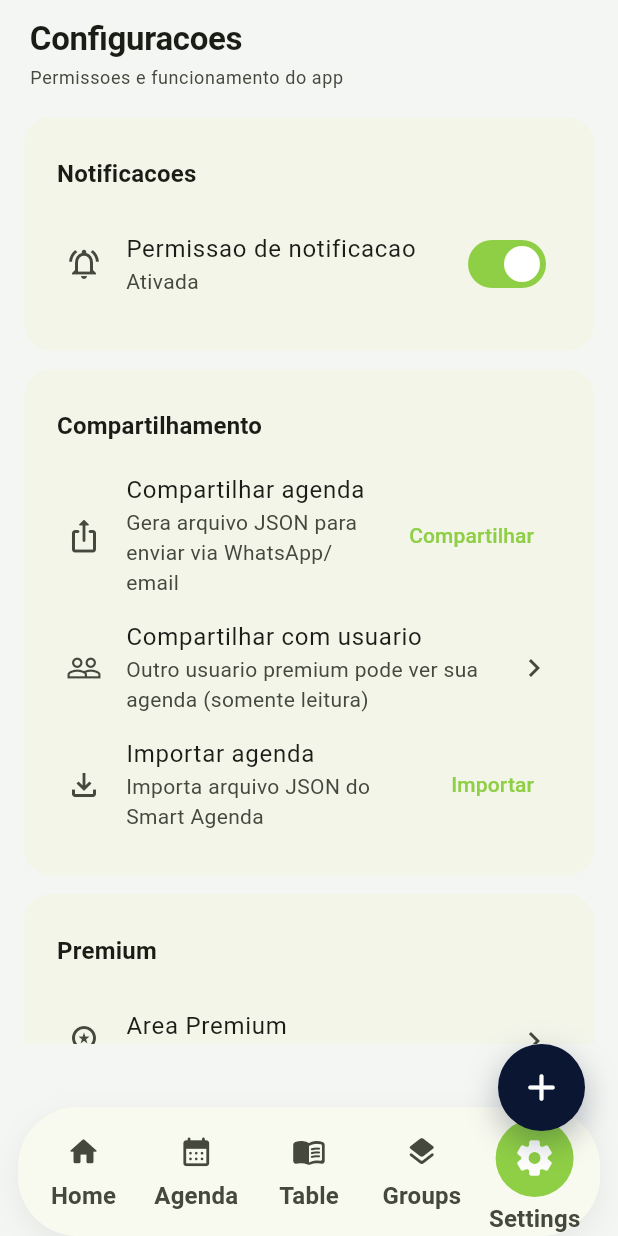
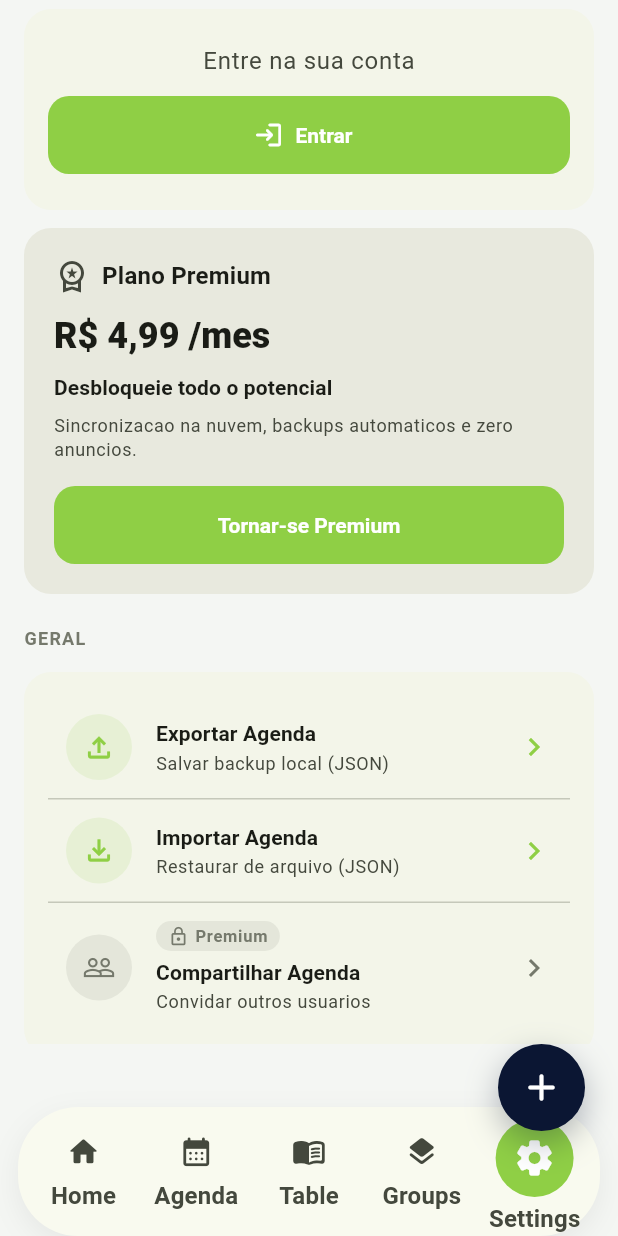
Before and after one commit to digoAcdc/smart_agenda, a Flutter app: the screen it shows after launch, item 5 of the bottom bar chosen, on a phone screen of 412 x 824 dp. Run offline on Flutter 3.47's test engine with Material 3 defaults, Android fonts, the phone set to English and light mode, and no system bars; our stand-ins replace connectivity_plus, drift, drift_flutter, equatable, file_picker, flutter_local_notifications and 10 more; accounts and stored records are empty; generated files the repository leaves out were written again.

Commit message:
refactor(config): ajustes UX na tela de configurações
- Corrige overflow em Compartilhar Agenda (tag Premium em linha separada)
- Reduz excesso de verde: card Premium e avatar neutros
- Ícones Exportar/Importar e chevrons em verde (clicáveis)
- Compartilhar Agenda verde quando usuário é Premium
- Links Termos e Privacidade em verde para indicar clicabilidade

Made-with: Cursor

```diff
--- a/lib/presentation/pages/config_page.dart
+++ b/lib/presentation/pages/config_page.dart
@@ -3,11 +3,11 @@ import 'package:get/get.dart';
 import 'package:permission_handler/permission_handler.dart';
 
 import '../../core/routes/app_routes.dart';
+import '../../core/theme/design_tokens.dart';
 import '../../domain/repositories/i_auth_service.dart';
 import '../../domain/repositories/i_plan_service.dart';
 import '../controllers/agenda_transfer_controller.dart';
 import '../controllers/auth_controller.dart';
-import '../widgets/section_header.dart';
 import '../widgets/ui_primitives.dart';
 
 class ConfigPage extends StatefulWidget {
@@ -20,9 +20,6 @@ class ConfigPage extends StatefulWidget {
 class _ConfigPageState extends State<ConfigPage> {
   final transferController = Get.find<AgendaTransferController>();
   bool _isPremium = false;
-  bool _loadingPlan = true;
-  String? _diagnosticEmail;
-  String? _planError;
 
   bool loadingPermission = true;
   bool notificationsEnabled = false;
@@ -34,7 +31,8 @@ class _ConfigPageState extends State<ConfigPage> {
     super.initState();
     _loadPermissionStatus();
     _checkPlanStatus();
-    _authWorker = ever(Get.find<AuthController>().isLoggedIn, (_) => _checkPlanStatus());
+    _authWorker =
+        ever(Get.find<AuthController>().isLoggedIn, (_) => _checkPlanStatus());
   }
 
   @override
@@ -60,9 +58,6 @@ class _ConfigPageState extends State<ConfigPage> {
     if (!mounted) return;
     setState(() {
       _isPremium = isPremium;
-      _loadingPlan = false;
-      _diagnosticEmail = email;
-      _planError = planService.error;
     });
   }
 
@@ -178,10 +173,353 @@ class _ConfigPageState extends State<ConfigPage> {
     return SafeArea(
       bottom: false,
       child: ListView(
+        padding: const EdgeInsets.only(bottom: DesignTokens.bottomNavHeight + 16),
         children: [
-          const SectionHeader(
-            title: 'Configuracoes',
-            subtitle: 'Permissoes e funcionamento do app',
+          _buildProfileCard(),
+          if (!_isPremium) _buildPremiumCard(),
+          _buildGeralSection(),
+          _buildPreferenciasSection(),
+          _buildFooter(),
+        ],
+      ),
+    );
+  }
+
+  Widget _buildProfileCard() {
+    return AppSurfaceCard(
+      child: Obx(() {
+        final authController = Get.find<AuthController>();
+        final isLoggedIn = authController.isLoggedIn.value;
+        final email = authController.userEmail.value;
+        final isPremium = authController.isPremium.value;
+
+        if (isLoggedIn) {
+          return Row(
+            children: [
+              CircleAvatar(
+                radius: 28,
+                backgroundColor:
+                    Theme.of(context).colorScheme.surfaceContainerHigh,
+                child: Icon(
+                  Icons.person,
+                  size: 32,
+                  color: Theme.of(context).colorScheme.onSurfaceVariant,
+                ),
+              ),
+              const SizedBox(width: 16),
+              Expanded(
+                child: Column(
+                  crossAxisAlignment: CrossAxisAlignment.start,
+                  children: [
+                    Text(
+                      email ?? 'Usuário',
+                      style: Theme.of(context).textTheme.titleMedium?.copyWith(
+                            fontWeight: FontWeight.w700,
+                          ),
+                      maxLines: 1,
+                      overflow: TextOverflow.ellipsis,
+                    ),
+                    if (isPremium) ...[
+                      const SizedBox(height: 4),
+                      Container(
+                        padding: const EdgeInsets.symmetric(
+                          horizontal: 8,
+                          vertical: 2,
+                        ),
+                        decoration: BoxDecoration(
+                          color: Theme.of(context)
+                              .colorScheme
+                              .outline
+                              .withValues(alpha: 0.12),
+                          borderRadius: BorderRadius.circular(999),
+                        ),
+                        child: Text(
+                          'Premium',
+                          style: Theme.of(context).textTheme.labelSmall?.copyWith(
+                                color: Theme.of(context).colorScheme.outline,
+                                fontWeight: FontWeight.w700,
+                              ),
+                        ),
+                      ),
+                    ],
+                  ],
+                ),
+              ),
+              IconButton(
+                onPressed: () async {
+                  await authController.signOut();
+                },
+                icon: const Icon(Icons.logout_rounded),
+                tooltip: 'Sair',
+              ),
+            ],
+          );
+        }
+
+        return Padding(
+          padding: const EdgeInsets.symmetric(vertical: 8),
+          child: Column(
+            children: [
+              Text(
+                'Entre na sua conta',
+                style: Theme.of(context).textTheme.bodyLarge?.copyWith(
+                      color: Theme.of(context).colorScheme.onSurfaceVariant,
+                    ),
+              ),
+              const SizedBox(height: 12),
+              FilledButton.icon(
+                onPressed: () => Get.toNamed(AppRoutes.login),
+                icon: const Icon(Icons.login_rounded, size: 20),
+                label: const Text('Entrar'),
+              ),
+            ],
+          ),
+        );
+      }),
+    );
+  }
+
+  Widget _buildPremiumCard() {
+    final scheme = Theme.of(context).colorScheme;
+    return Container(
+      margin: const EdgeInsets.symmetric(horizontal: 16, vertical: 6),
+      padding: const EdgeInsets.all(20),
+      decoration: BoxDecoration(
+        color: scheme.surfaceContainerHigh,
+        borderRadius: BorderRadius.circular(DesignTokens.radiusLg),
+      ),
+      child: Column(
+          crossAxisAlignment: CrossAxisAlignment.start,
+          children: [
+            Row(
+              children: [
+                Icon(
+                  Icons.workspace_premium_outlined,
+                  color: scheme.onSurfaceVariant,
+                  size: 24,
+                ),
+                const SizedBox(width: 8),
+                Text(
+                  'Plano Premium',
+                  style: Theme.of(context).textTheme.titleMedium?.copyWith(
+                        fontWeight: FontWeight.w700,
+                        color: scheme.onSurface,
+                      ),
+                ),
+              ],
+            ),
+            const SizedBox(height: 12),
+            Text(
+              'R\$ 4,99 /mes',
+              style: Theme.of(context).textTheme.headlineSmall?.copyWith(
+                    fontWeight: FontWeight.w800,
+                    color: scheme.onSurface,
+                  ),
+            ),
+            const SizedBox(height: 8),
+            Text(
+              'Desbloqueie todo o potencial',
+              style: Theme.of(context).textTheme.titleSmall?.copyWith(
+                    fontWeight: FontWeight.w600,
+                    color: scheme.onSurface,
+                  ),
+            ),
+            const SizedBox(height: 8),
+            Text(
+              'Sincronizacao na nuvem, backups automaticos e zero anuncios.',
+              style: Theme.of(context).textTheme.bodySmall?.copyWith(
+                    color: scheme.onSurfaceVariant,
+                  ),
+            ),
+            const SizedBox(height: 16),
+            SizedBox(
+              width: double.infinity,
+              child: FilledButton(
+                onPressed: _openAreaPremium,
+                child: const Text('Tornar-se Premium'),
+              ),
+            ),
+          ],
+        ),
+    );
+  }
+
+  Widget _buildAgendaActionTile({
+    required IconData icon,
+    required Color iconColor,
+    required String title,
+    required String subtitle,
+    VoidCallback? onTap,
+    bool loading = false,
+    bool isPremiumLocked = false,
+  }) {
+    return InkWell(
+      onTap: onTap,
+      borderRadius: BorderRadius.circular(DesignTokens.radiusMd),
+      child: Padding(
+        padding: const EdgeInsets.symmetric(horizontal: 12, vertical: 12),
+        child: Row(
+          children: [
+            Container(
+              width: 44,
+              height: 44,
+              decoration: BoxDecoration(
+                color: iconColor.withValues(alpha: 0.12),
+                shape: BoxShape.circle,
+              ),
+              child: Icon(icon, color: iconColor, size: 22),
+            ),
+            const SizedBox(width: 16),
+            Expanded(
+              child: Column(
+                crossAxisAlignment: CrossAxisAlignment.start,
+                children: [
+                  if (isPremiumLocked)
+                    Padding(
+                      padding: const EdgeInsets.only(bottom: 4),
+                      child: Container(
+                        padding: const EdgeInsets.symmetric(
+                          horizontal: 8,
+                          vertical: 2,
+                        ),
+                        decoration: BoxDecoration(
+                          color: Theme.of(context)
+                              .colorScheme
+                              .outline
+                              .withValues(alpha: 0.12),
+                          borderRadius: BorderRadius.circular(999),
+                        ),
+                        child: Row(
+                          mainAxisSize: MainAxisSize.min,
+                          children: [
+                            Icon(
+                              Icons.lock_outline,
+                              size: 14,
+                              color: Theme.of(context).colorScheme.outline,
+                            ),
+                            const SizedBox(width: 4),
+                            Text(
+                              'Premium',
+                              style: Theme.of(context)
+                                  .textTheme
+                                  .labelSmall
+                                  ?.copyWith(
+                                    color: Theme.of(context).colorScheme.outline,
+                                    fontWeight: FontWeight.w600,
+                                  ),
+                            ),
+                          ],
+                        ),
+                      ),
+                    ),
+                  Text(
+                    title,
+                    style: Theme.of(context).textTheme.titleSmall?.copyWith(
+                          fontWeight: FontWeight.w600,
+                        ),
+                    overflow: TextOverflow.ellipsis,
+                  ),
+                  const SizedBox(height: 2),
+                  Text(
+                    subtitle,
+                    style: Theme.of(context).textTheme.bodySmall?.copyWith(
+                          color: Theme.of(context).colorScheme.onSurfaceVariant,
+                        ),
+                  ),
+                ],
+              ),
+            ),
+            if (loading)
+              const SizedBox(
+                width: 24,
+                height: 24,
+                child: CircularProgressIndicator(strokeWidth: 2),
+              )
+            else
+              Icon(
+                Icons.chevron_right,
+                size: 24,
+                color: iconColor,
+              ),
+          ],
+        ),
+      ),
+    );
+  }
+
+  Widget _buildGeralSection() {
+    return Column(
+      crossAxisAlignment: CrossAxisAlignment.start,
+      children: [
+        Padding(
+          padding: const EdgeInsets.fromLTRB(16, 16, 16, 8),
+          child: Text(
+            'GERAL',
+            style: Theme.of(context).textTheme.labelMedium?.copyWith(
+                  color: Theme.of(context).colorScheme.outline,
+                  fontWeight: FontWeight.w700,
+                  letterSpacing: 0.8,
+                ),
+          ),
+        ),
+        AppSurfaceCard(
+          child: Column(
+            children: [
+              if (!_isPremium) ...[
+                _buildAgendaActionTile(
+                  icon: Icons.file_upload_outlined,
+                  iconColor: Theme.of(context).colorScheme.primary,
+                  title: 'Exportar Agenda',
+                  subtitle: 'Salvar backup local (JSON)',
+                  onTap: transferController.loading.value
+                      ? null
+                      : () => _handleShareAgenda(),
+                  loading: transferController.loading.value,
+                ),
+                const Divider(height: 1),
+                _buildAgendaActionTile(
+                  icon: Icons.file_download_outlined,
+                  iconColor: Theme.of(context).colorScheme.primary,
+                  title: 'Importar Agenda',
+                  subtitle: 'Restaurar de arquivo (JSON)',
+                  onTap: transferController.loading.value
+                      ? null
+                      : () => _handleImportAgenda(),
+                  loading: transferController.loading.value,
+                ),
+                const Divider(height: 1),
+              ],
+              _buildAgendaActionTile(
+                icon: Icons.people_outline,
+                iconColor: _isPremium
+                    ? Theme.of(context).colorScheme.primary
+                    : Theme.of(context).colorScheme.outline,
+                title: 'Compartilhar Agenda',
+                subtitle: 'Convidar outros usuarios',
+                onTap: _isPremium ? () => Get.toNamed(AppRoutes.sharing) : null,
+                isPremiumLocked: !_isPremium,
+              ),
+            ],
+          ),
+        ),
+      ],
+    );
+  }
+
+  Widget _buildPreferenciasSection() {
+    return Column(
+      crossAxisAlignment: CrossAxisAlignment.start,
+      children: [
+        Padding(
+          padding: const EdgeInsets.fromLTRB(16, 16, 16, 8),
+          child: Text(
+            'PREFERENCIAS',
+            style: Theme.of(context).textTheme.labelMedium?.copyWith(
+                  color: Theme.of(context).colorScheme.outline,
+                  fontWeight: FontWeight.w700,
+                  letterSpacing: 0.8,
+                ),
+          ),
         ),
         AppSurfaceCard(
           child: Padding(
@@ -189,9 +527,6 @@ class _ConfigPageState extends State<ConfigPage> {
             child: Column(
               crossAxisAlignment: CrossAxisAlignment.start,
               children: [
-                  Text('Notificacoes',
-                      style: Theme.of(context).textTheme.titleMedium),
-                  const SizedBox(height: 12),
                 ListTile(
                   contentPadding: const EdgeInsets.symmetric(horizontal: 6),
                   leading: Icon(
@@ -199,7 +534,7 @@ class _ConfigPageState extends State<ConfigPage> {
                         ? Icons.notifications_active_outlined
                         : Icons.notifications_off_outlined,
                   ),
-                    title: const Text('Permissao de notificacao'),
+                  title: const Text('Notificacoes'),
                   subtitle: Text(
                     loadingPermission
                         ? 'Verificando...'
@@ -230,208 +565,58 @@ class _ConfigPageState extends State<ConfigPage> {
             ),
           ),
         ),
-          AppSurfaceCard(
-            child: Padding(
-              padding: const EdgeInsets.fromLTRB(6, 10, 6, 6),
-              child: Obx(
-                () => Column(
-                  crossAxisAlignment: CrossAxisAlignment.start,
+      ],
+    );
+  }
+
+  Widget _buildFooter() {
+    return Padding(
+      padding: const EdgeInsets.fromLTRB(16, 24, 16, 8),
+      child: Column(
         children: [
           Text(
-                      'Compartilhamento',
-                      style: Theme.of(context).textTheme.titleMedium,
-                    ),
-                    const SizedBox(height: 12),
-                    ListTile(
-                      contentPadding:
-                          const EdgeInsets.symmetric(horizontal: 6),
-                      leading: const Icon(Icons.ios_share_rounded),
-                      title: const Text('Compartilhar agenda'),
-                      subtitle: const Text(
-                        'Gera arquivo JSON para enviar via WhatsApp/email',
-                      ),
-                      trailing: transferController.loading.value
-                          ? const SizedBox(
-                              width: 20,
-                              height: 20,
-                              child: CircularProgressIndicator(strokeWidth: 2),
-                            )
-                          : TextButton(
-                              onPressed: _handleShareAgenda,
-                              child: const Text('Compartilhar'),
+            'Smart Agenda v1.1.0',
+            style: Theme.of(context).textTheme.bodySmall?.copyWith(
+                  color: Theme.of(context).colorScheme.onSurfaceVariant,
                 ),
           ),
-                    ListTile(
-                      contentPadding:
-                          const EdgeInsets.symmetric(horizontal: 6),
-                      leading: const Icon(Icons.people_outline),
-                      title: const Text('Compartilhar com usuario'),
-                      subtitle: const Text(
-                        'Outro usuario premium pode ver sua agenda (somente leitura)',
+          const SizedBox(height: 4),
+          Row(
+            mainAxisAlignment: MainAxisAlignment.center,
+            children: [
+              TextButton(
+                onPressed: _openPrivacyPolicy,
+                style: TextButton.styleFrom(
+                  padding: const EdgeInsets.symmetric(horizontal: 8),
+                  minimumSize: Size.zero,
+                  tapTargetSize: MaterialTapTargetSize.shrinkWrap,
                 ),
-                      trailing: const Icon(Icons.chevron_right, size: 24),
-                      onTap: () => Get.toNamed(AppRoutes.sharing),
-                    ),
-                    ListTile(
-                      contentPadding:
-                          const EdgeInsets.symmetric(horizontal: 6),
-                      leading: const Icon(Icons.file_download_outlined),
-                      title: const Text('Importar agenda'),
-                      subtitle: const Text(
-                        'Importa arquivo JSON do Smart Agenda',
-                      ),
-                      trailing: transferController.loading.value
-                          ? const SizedBox(
-                              width: 20,
-                              height: 20,
-                              child: CircularProgressIndicator(strokeWidth: 2),
-                            )
-                          : TextButton(
-                              onPressed: _handleImportAgenda,
-                              child: const Text('Importar'),
-                            ),
-                    ),
-                  ],
+                child: Text(
+                  'Termos',
+                  style: Theme.of(context).textTheme.bodySmall?.copyWith(
+                        color: Theme.of(context).colorScheme.primary,
                       ),
                 ),
               ),
+              Text(
+                ' • ',
+                style: Theme.of(context).textTheme.bodySmall,
               ),
-          AppSurfaceCard(
-            child: Padding(
-              padding: const EdgeInsets.fromLTRB(6, 10, 6, 6),
-              child: Column(
-                crossAxisAlignment: CrossAxisAlignment.start,
-                children: [
-                  Row(
-                    children: [
-                      Text(
-                        'Premium',
-                        style: Theme.of(context).textTheme.titleMedium,
-                      ),
-                      if (_loadingPlan) ...[
-                        const SizedBox(width: 8),
-                        const SizedBox(
-                          width: 14,
-                          height: 14,
-                          child: CircularProgressIndicator(strokeWidth: 2),
-                        ),
-                      ] else if (_isPremium) ...[
-                        const SizedBox(width: 8),
-                        Container(
-                          padding: const EdgeInsets.symmetric(
-                            horizontal: 8,
-                            vertical: 2,
-                          ),
-                          decoration: BoxDecoration(
-                            color: Theme.of(context)
-                                .colorScheme
-                                .primaryContainer,
-                            borderRadius: BorderRadius.circular(12),
+              TextButton(
+                onPressed: _openPrivacyPolicy,
+                style: TextButton.styleFrom(
+                  padding: const EdgeInsets.symmetric(horizontal: 8),
+                  minimumSize: Size.zero,
+                  tapTargetSize: MaterialTapTargetSize.shrinkWrap,
                 ),
                 child: Text(
-                            'Premium',
-                            style: Theme.of(context)
-                                .textTheme
-                                .labelSmall
-                                ?.copyWith(
-                                  color: Theme.of(context)
-                                      .colorScheme
-                                      .onPrimaryContainer,
-                                  fontWeight: FontWeight.w600,
+                  'Privacidade',
+                  style: Theme.of(context).textTheme.bodySmall?.copyWith(
+                        color: Theme.of(context).colorScheme.primary,
                       ),
                 ),
               ),
             ],
-                    ],
-                  ),
-                  const SizedBox(height: 12),
-                  ListTile(
-                    contentPadding: const EdgeInsets.symmetric(horizontal: 6),
-                    leading: const Icon(Icons.workspace_premium_outlined),
-                    title: const Text('Area Premium'),
-                    subtitle: Obx(() {
-                      final auth = Get.find<AuthController>();
-                      return Text(
-                        auth.isLoggedIn.value
-                            ? (_isPremium
-                                ? 'Dados sincronizados na nuvem'
-                                : 'Criar ou gerenciar sua assinatura')
-                            : 'Entre para criar acesso premium',
-                      );
-                    }),
-                    trailing: const Icon(Icons.chevron_right, size: 24),
-                    onTap: _openAreaPremium,
-                  ),
-                  if (!_loadingPlan && _diagnosticEmail != null) ...[
-                    const Divider(height: 24),
-                    Padding(
-                      padding: const EdgeInsets.symmetric(horizontal: 6),
-                      child: Column(
-                        crossAxisAlignment: CrossAxisAlignment.start,
-                        children: [
-                          Text(
-                            'Diagnostico',
-                            style: Theme.of(context).textTheme.labelMedium?.copyWith(
-                              color: Theme.of(context).colorScheme.outline,
-                            ),
-                          ),
-                          const SizedBox(height: 6),
-                          Text(
-                            'Email: $_diagnosticEmail',
-                            style: Theme.of(context).textTheme.bodySmall,
-                          ),
-                          Text(
-                            'Status: ${_isPremium ? "Premium" : "Free"}',
-                            style: Theme.of(context).textTheme.bodySmall,
-                          ),
-                          if (_planError != null) ...[
-                            const SizedBox(height: 4),
-                            Text(
-                              'Erro: $_planError',
-                              style: Theme.of(context).textTheme.bodySmall?.copyWith(
-                                color: Theme.of(context).colorScheme.error,
-                              ),
-                            ),
-                          ],
-                          if (!_isPremium && _diagnosticEmail != null) ...[
-                            const SizedBox(height: 8),
-                            Text(
-                              'Para ativar Premium: no Supabase, SQL Editor, execute o script supabase/setup_completo.sql',
-                              style: Theme.of(context).textTheme.bodySmall?.copyWith(
-                                color: Theme.of(context).colorScheme.outline,
-                              ),
-                            ),
-                          ],
-                        ],
-                      ),
-                    ),
-                  ],
-                ],
-              ),
-            ),
-          ),
-          AppSurfaceCard(
-            child: Padding(
-              padding: const EdgeInsets.fromLTRB(6, 10, 6, 6),
-              child: Column(
-                crossAxisAlignment: CrossAxisAlignment.start,
-                children: [
-                  Text(
-                    'Legal',
-                    style: Theme.of(context).textTheme.titleMedium,
-                  ),
-                  const SizedBox(height: 12),
-                  ListTile(
-                    contentPadding: const EdgeInsets.symmetric(horizontal: 6),
-                    leading: const Icon(Icons.privacy_tip_outlined),
-                    title: const Text('Politica de privacidade'),
-                    subtitle: const Text('Leia como tratamos seus dados'),
-                    trailing: const Icon(Icons.open_in_new, size: 18),
-                    onTap: _openPrivacyPolicy,
-                  ),
-                ],
-              ),
-            ),
           ),
         ],
       ),
```
Lines whose indentation alone changed are shown as unchanged.
